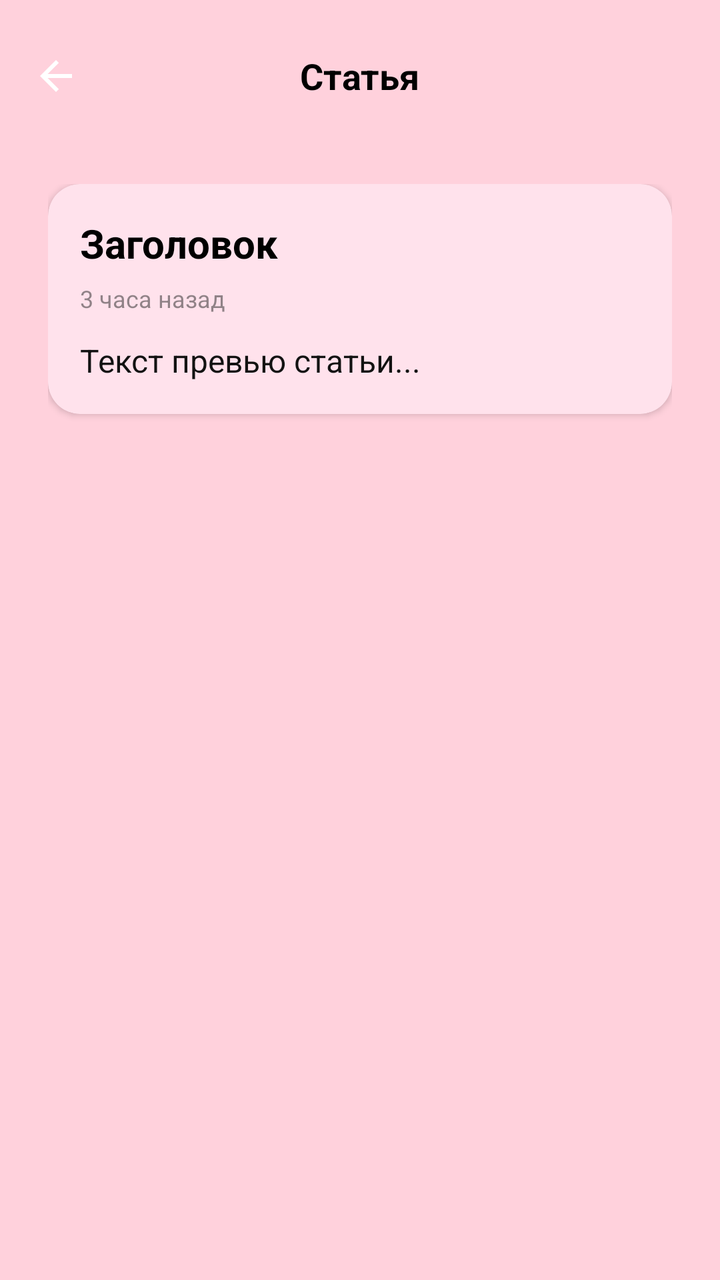
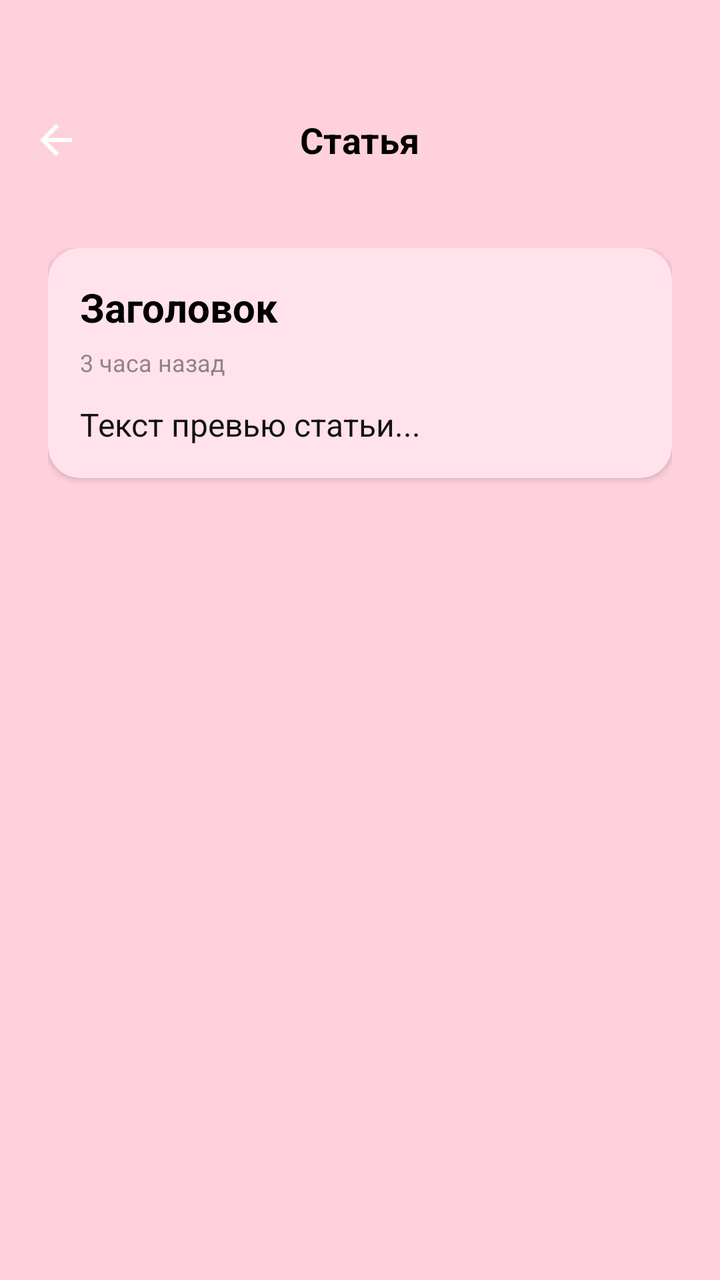

The first picture is an Android layout as it rendered before a commit; the second is the same layout after the commit. The layout source and the unified diff follow.
<!-- AndroidManifest.xml: activity theme Theme.MyApplication -->
<!-- res/layout/activity_article_details.xml -->
<?xml version="1.0" encoding="utf-8"?>
<RelativeLayout xmlns:android="http://schemas.android.com/apk/res/android"
    android:layout_width="match_parent"
    android:layout_height="match_parent"
    xmlns:app="http://schemas.android.com/apk/res-auto"
    android:background="#FFD1DC">

    
    <RelativeLayout
        android:id="@+id/header"
        android:layout_width="match_parent"
        android:layout_height="76dp"
        android:paddingStart="16dp"
        android:paddingEnd="16dp">

        <ImageView
            android:id="@+id/backButton"
            android:layout_width="24dp"
            android:layout_height="24dp"
            android:layout_alignParentStart="true"
            android:layout_centerVertical="true"
            android:contentDescription="Назад"
            android:src="@drawable/ic_back" />

        <TextView
            android:id="@+id/titleBar"
            android:layout_width="wrap_content"
            android:layout_height="wrap_content"
            android:layout_centerInParent="true"
            android:text="Статья"
            android:textColor="#000000"
            android:textSize="18sp"
            android:textStyle="bold" />

        <ImageView
            android:id="@+id/shareButton"
            android:layout_width="24dp"
            android:layout_height="24dp"
            android:layout_alignParentEnd="true"
            android:layout_centerVertical="true"
            android:contentDescription="Поделиться"/>
    </RelativeLayout>

    
    <ScrollView
        android:layout_width="match_parent"
        android:layout_height="match_parent"
        android:layout_below="@id/header"
        android:fillViewport="true">

        <LinearLayout
            android:layout_width="match_parent"
            android:layout_height="wrap_content"
            android:orientation="vertical"
            android:paddingStart="24dp"
            android:paddingEnd="24dp"
            android:paddingTop="16dp"
            android:paddingBottom="24dp">

            
            <androidx.cardview.widget.CardView
                android:layout_width="match_parent"
                android:layout_height="wrap_content"
                android:layout_marginBottom="16dp"
                app:cardBackgroundColor="#FFE2EC"
                app:cardCornerRadius="16dp"
                app:cardElevation="2dp">

                <LinearLayout
                    android:layout_width="match_parent"
                    android:layout_height="wrap_content"
                    android:orientation="vertical"
                    android:padding="16dp">

                    <TextView
                        android:id="@+id/articleTitle"
                        android:layout_width="match_parent"
                        android:layout_height="wrap_content"
                        android:text="Заголовок"
                        android:textColor="#000000"
                        android:textSize="20sp"
                        android:textStyle="bold" />

                    <TextView
                        android:id="@+id/articleTime"
                        android:layout_width="wrap_content"
                        android:layout_height="wrap_content"
                        android:layout_marginTop="6dp"
                        android:text="3 часа назад"
                        android:textColor="#80212121"
                        android:textSize="12sp" />

                    <TextView
                        android:id="@+id/articleContent"
                        android:layout_width="match_parent"
                        android:layout_height="wrap_content"
                        android:layout_marginTop="12dp"
                        android:text="Текст превью статьи..."
                        android:textColor="#121212"
                        android:textIsSelectable="true"
                        android:textSize="16sp"
                        android:lineSpacingExtra="2dp" />
                </LinearLayout>
            </androidx.cardview.widget.CardView>
        </LinearLayout>
    </ScrollView>
</RelativeLayout>
<!-- resources referenced by this layout -->
<resources>
  <!-- drawable ic_back (drawable) -->
  <vector xmlns:android="http://schemas.android.com/apk/res/android"
      android:width="24dp"
      android:height="24dp"
      android:viewportWidth="24"
      android:viewportHeight="24"
      android:tint="?attr/colorOnPrimary">
    <path
        android:fillColor="@android:color/white"
        android:pathData="M20,11H7.83l5.59,-5.59L12,4l-8,8 8,8 1.41,-1.41L7.83,13H20v-2z"/>
  </vector>
  <style name="Theme.MyApplication" parent="Theme.MaterialComponents.Light.NoActionBar">
          <item name="android:windowBackground">@color/background</item>
      </style>
  <color name="background">#FFE6F2</color>
</resources>

<!-- the commit's change to res/layout/activity_article_details.xml (unified diff, before → after) -->
@@ -11,6 +11,7 @@
         android:layout_width="match_parent"
         android:layout_height="76dp"
         android:paddingStart="16dp"
+        android:layout_marginTop="32dp"
         android:paddingEnd="16dp">
 
         <ImageView
